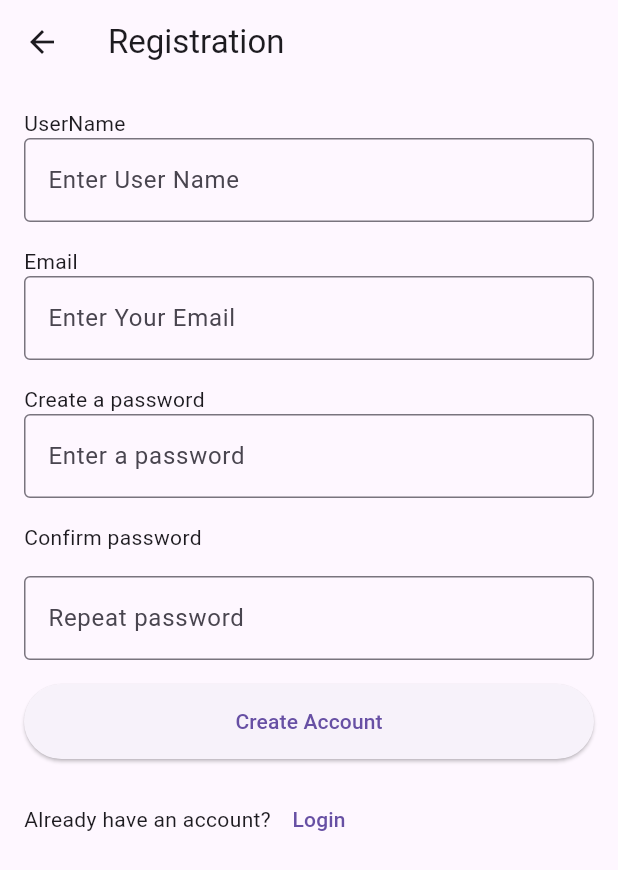
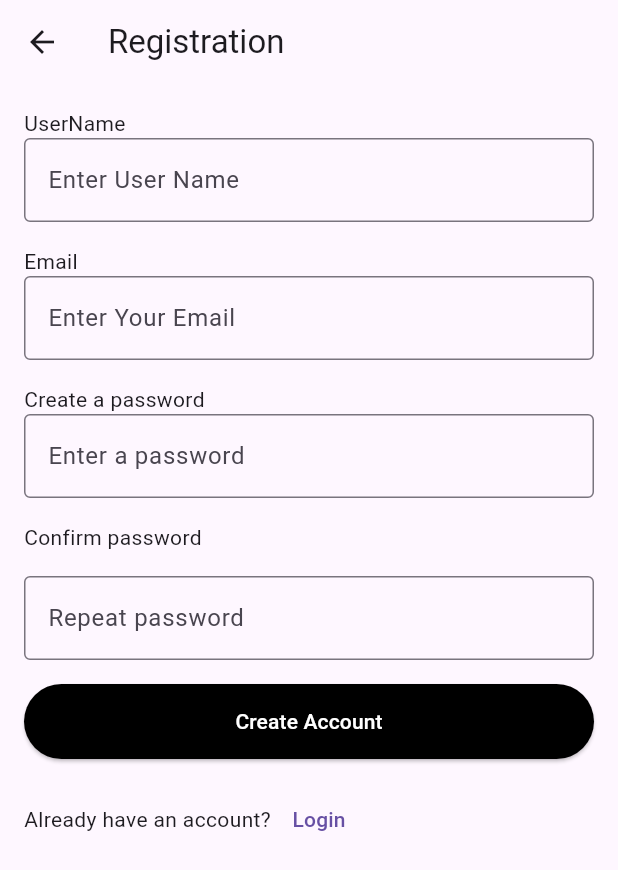
Before and after one commit to MamunUrRashidAIUB/wonderapp, a Flutter app: the screen it shows after launch, after a tap on "Register", on a phone screen of 412 x 824 dp. Shown: the top 870 px of the screen. Run offline on Flutter 3.47's test engine with Material 3 defaults, Android fonts, the phone set to English and light mode, and no system bars.

Commit message:
buttons design change

```diff
--- a/lib/signin/login.dart
+++ b/lib/signin/login.dart
@@ -81,8 +81,8 @@ class _LoginState extends State<Login> {
                 height: 16,
               ),
               SizedBox(
-                height: 50,
-                width: 250,
+                height: 30,
+                width: 150,
                 child: ElevatedButton(
                   style: ElevatedButton.styleFrom(
                       backgroundColor: const Color.fromRGBO(0, 0, 0, 100)),
@@ -115,13 +115,21 @@ class _LoginState extends State<Login> {
                                   const Color.fromRGBO(255, 255, 255, 100)),
                           child: Row(
                             mainAxisAlignment: MainAxisAlignment.center,
-                            children: [Image.asset("images/facebook_icon.ico",
-                            height: 30,width: 30,),
-                            const SizedBox(width: 10,), const Text(
-                            "Login with Facebook",
-                            style:  TextStyle(color: Colors.black),
-                          )],
-                          ) ),
+                            children: [
+                              Image.asset(
+                                "images/facebook_icon.ico",
+                                height: 30,
+                                width: 30,
+                              ),
+                              const SizedBox(
+                                width: 10,
+                              ),
+                              const Text(
+                                "Login with Facebook",
+                                style: TextStyle(color: Colors.black),
+                              )
+                            ],
+                          )),
                     )
                   ],
                 ),
@@ -141,9 +149,19 @@ class _LoginState extends State<Login> {
                           style: ElevatedButton.styleFrom(
                               backgroundColor:
                                   const Color.fromRGBO(255, 255, 255, 100)),
-                          child: const Text(
-                            "Login with Google",
-                            style: TextStyle(color: Colors.black),
+                          child: Row(
+                            mainAxisAlignment: MainAxisAlignment.center,
+                            children: [
+                              Image.asset(
+                                "images/google_icon.ico",
+                                height: 30,
+                                width: 30,
+                              ),const SizedBox(width: 10,),
+                              const Text(
+                                "Login with Google",
+                                style: TextStyle(color: Colors.black),
+                              )
+                            ],
                           )),
                     )
                   ],
--- a/lib/signin/signup.dart
+++ b/lib/signin/signup.dart
@@ -56,7 +56,8 @@ class RegistrationScreen extends StatelessWidget {
                 width: double.infinity,
                 child: ElevatedButton(
                   onPressed: () {},
-                  child: const Text("Create Account"),
+                  style: ElevatedButton.styleFrom(backgroundColor: const Color.fromRGBO(0, 0, 0, 100)),
+                  child: const Text("Create Account",style: TextStyle(color: Colors.white),),
                 ),
               ),
               const SizedBox(height: 16),
--- a/pubspec.yaml
+++ b/pubspec.yaml
@@ -68,6 +68,7 @@ flutter:
     - images/tollpay.ico
     - images/settings.ico
     - images/facebook_icon.ico
+    - images/google_icon.ico
 
 
   # An image asset can refer to one or more resolution-specific "variants", see
```
Also changed, not shown: images/google.png (added), 1 other file.
